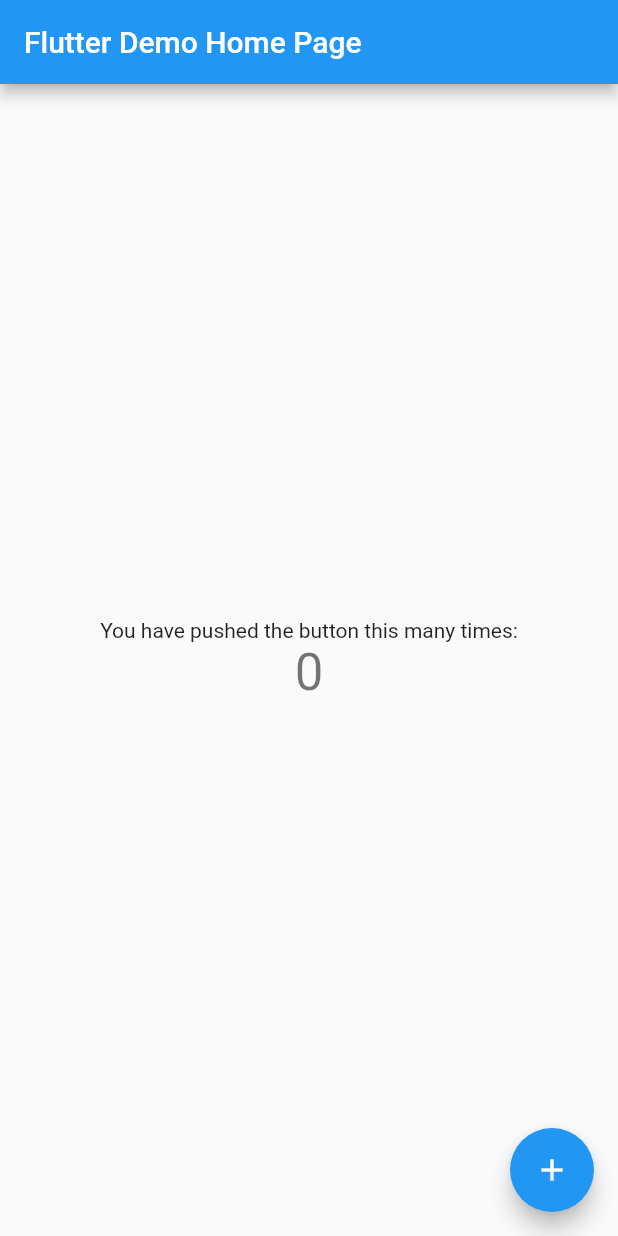
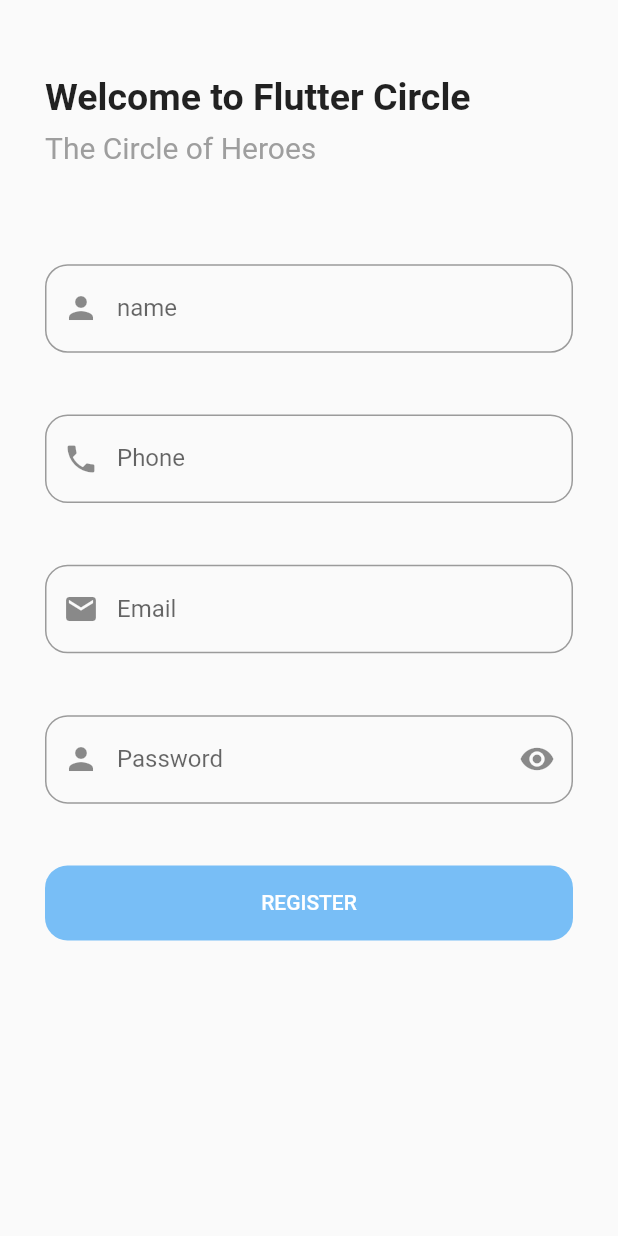
Before and after one commit to El-Helbawy-M/Flutter-Circle-App, a Flutter app: the screen it shows after launch, on a phone screen of 412 x 824 dp. Run offline on Flutter 3.47's test engine with Material 2 defaults, Android fonts, the phone set to English and light mode, and no system bars.

Commit message:
add signup screen

```diff
--- a/lib/layout/constants.dart
+++ b/lib/layout/constants.dart
@@ -0,0 +1,81 @@
+import 'package:flutter/material.dart';
+
+Widget defaultFormField({
+  required TextEditingController controller,
+  required TextInputType type,
+  ValueChanged? onSubmit,
+  ValueChanged? onChange,
+  GestureTapCallback? onTap,
+  bool isPassword = false,
+  required FormFieldValidator validate,
+  required String label,
+  required IconData prefix,
+  IconData? suffix,
+  VoidCallback? suffixPressed,
+  bool isClickable = true,
+}) =>
+    TextFormField(
+      controller: controller,
+      keyboardType: type,
+      obscureText: isPassword,
+      enabled: isClickable,
+      onFieldSubmitted: onSubmit,
+      onChanged: onChange,
+      onTap: onTap,
+      validator: validate,
+      decoration: InputDecoration(
+        labelText: label,
+        prefixIcon: Icon(
+          prefix,
+        ),
+        suffixIcon: suffix != null
+            ? IconButton(
+          onPressed: suffixPressed,
+          icon: Icon(
+            suffix,
+          ),
+        )
+            : null,
+        border: OutlineInputBorder(
+          borderRadius: BorderRadius.circular(15)
+        ),
+      ),
+    );
+
+Widget defaultButton({
+  double width = double.infinity,
+  Color background = Colors.blue,
+  bool isUpperCase = true,
+  double radius = 3.0,
+  required VoidCallback function,
+  required String text,
+}) =>
+    Container(
+      width: width,
+      height: 50.0,
+      decoration: BoxDecoration(
+        borderRadius: BorderRadius.circular(
+          15,
+        ),
+        color: background.withOpacity(.6),
+      ),
+      child: MaterialButton(
+        onPressed: function,
+        child: Text(
+          isUpperCase ? text.toUpperCase() : text,
+          style: const TextStyle(
+            color: Colors.white,
+          ),
+        ),
+      ),
+    );
+Widget defaultTextButton({
+  required VoidCallback function,
+  required String text,
+}) =>
+    TextButton(
+      onPressed: function,
+      child: Text(
+        text.toUpperCase(),
+      ),
+    );
--- a/lib/layout/screens/auth_screen.dart
+++ b/lib/layout/screens/auth_screen.dart
@@ -0,0 +1,109 @@
+import 'package:flutter/material.dart';
+import 'package:flutter_app_circle/layout/constants.dart';
+
+class SignUpScreen extends StatelessWidget {
+  const SignUpScreen({Key? key}) : super(key: key);
+
+  @override
+  Widget build(BuildContext context) {
+    var height = MediaQuery.of(context).size.height;
+    // var formKey = GlobalKey<FormState>();
+    final TextEditingController nameController = TextEditingController();
+    final TextEditingController phoneController = TextEditingController();
+    final TextEditingController emailController = TextEditingController();
+    final TextEditingController passwordController = TextEditingController();
+    return Scaffold(
+      body:Center(
+        child: Padding(
+          padding: const EdgeInsets.symmetric(horizontal: 30, vertical: 50),
+          child: ListView(
+            children: [
+              const Text(
+                'Welcome to Flutter Circle',
+                style: TextStyle(fontSize: 25, fontWeight: FontWeight.bold),
+              ),
+              SizedBox(
+                height: height * 0.01,
+              ),
+              const Text(
+                'The Circle of Heroes',
+                style: TextStyle(fontSize: 20, color: Colors.grey),
+              ),
+              SizedBox(
+                height: height * 0.08,
+              ),
+              //this function in constant file
+              defaultFormField(
+                  controller: nameController,
+                  type: TextInputType.name,
+                  validate: (value) {
+                    if (value.isEmpty) {
+                      return 'Name Not To Be Empty';
+                    }
+                    return null;
+                  },
+                  label: 'name',
+                  prefix: Icons.person),
+              SizedBox(
+                height: height * 0.05,
+              ),
+              defaultFormField(
+                  controller: phoneController,
+                  type: TextInputType.phone,
+                  validate: (value) {
+                    if (value.isEmpty) {
+                      return 'Phone Not To Be Empty';
+                    }
+                    return null;
+                  },
+                  label: 'Phone',
+                  prefix: Icons.phone),
+              SizedBox(
+                height: height * 0.05,
+              ),
+              defaultFormField(
+                  controller: emailController,
+                  type: TextInputType.emailAddress,
+                  validate: (value) {
+                    if (value.isEmpty) {
+                      return 'Email Not To Be Empty';
+                    }
+                    return null;
+                  },
+                  label: 'Email',
+                  prefix: Icons.email),
+              SizedBox(
+                height: height * 0.05,
+              ),
+              defaultFormField(
+                  controller: passwordController,
+                  type: TextInputType.text,
+                  validate: (value) {
+                    if (value.isEmpty) {
+                      return 'Password Not To Be Empty';
+                    }
+                    return null;
+                  },
+                  label: 'Password',
+                  prefix: Icons.person,
+                  isPassword: true,
+                  suffix: Icons.visibility,
+                  suffixPressed: () {}),
+              SizedBox(
+                height: height * 0.05,
+              ),
+
+              //this function in constant file
+
+              defaultButton(function: () {}, text: 'Register'),
+              SizedBox(
+                height: height * 0.05,
+              ),
+
+            ],
+          ),
+        ),
+      ),
+    );
+  }
+}
--- a/lib/main.dart
+++ b/lib/main.dart
@@ -1,4 +1,5 @@
 import 'package:flutter/material.dart';
+import 'package:flutter_app_circle/layout/screens/auth_screen.dart';
 
 void main() {
   runApp(const MyApp());
@@ -24,92 +25,7 @@
         // is not restarted.
         primarySwatch: Colors.blue,
       ),
-      home: const MyHomePage(title: 'Flutter Demo Home Page'),
+      home: const SignUpScreen(),
     );
   }
 }
-
-class MyHomePage extends StatefulWidget {
-  const MyHomePage({Key? key, required this.title}) : super(key: key);
-
-  // This widget is the home page of your application. It is stateful, meaning
-  // that it has a State object (defined below) that contains fields that affect
-  // how it looks.
-
-  // This class is the configuration for the state. It holds the values (in this
-  // case the title) provided by the parent (in this case the App widget) and
-  // used by the build method of the State. Fields in a Widget subclass are
-  // always marked "final".
-
-  final String title;
-
-  @override
-  State<MyHomePage> createState() => _MyHomePageState();
-}
-
-class _MyHomePageState extends State<MyHomePage> {
-  int _counter = 0;
-
-  void _incrementCounter() {
-    setState(() {
-      // This call to setState tells the Flutter framework that something has
-      // changed in this State, which causes it to rerun the build method below
-      // so that the display can reflect the updated values. If we changed
-      // _counter without calling setState(), then the build method would not be
-      // called again, and so nothing would appear to happen.
-      _counter++;
-    });
-  }
-
-  @override
-  Widget build(BuildContext context) {
-    // This method is rerun every time setState is called, for instance as done
-    // by the _incrementCounter method above.
-    //
-    // The Flutter framework has been optimized to make rerunning build methods
-    // fast, so that you can just rebuild anything that needs updating rather
-    // than having to individually change instances of widgets.
-    return Scaffold(
-      appBar: AppBar(
-        // Here we take the value from the MyHomePage object that was created by
-        // the App.build method, and use it to set our appbar title.
-        title: Text(widget.title),
-      ),
-      body: Center(
-        // Center is a layout widget. It takes a single child and positions it
-        // in the middle of the parent.
-        child: Column(
-          // Column is also a layout widget. It takes a list of children and
-          // arranges them vertically. By default, it sizes itself to fit its
-          // children horizontally, and tries to be as tall as its parent.
-          //
-          // Invoke "debug painting" (press "p" in the console, choose the
-          // "Toggle Debug Paint" action from the Flutter Inspector in Android
-          // Studio, or the "Toggle Debug Paint" command in Visual Studio Code)
-          // to see the wireframe for each widget.
-          //
-          // Column has various properties to control how it sizes itself and
-          // how it positions its children. Here we use mainAxisAlignment to
-          // center the children vertically; the main axis here is the vertical
-          // axis because Columns are vertical (the cross axis would be
-          // horizontal).
-          mainAxisAlignment: MainAxisAlignment.center,
-          children: <Widget>[
-            const Text(
-              'You have pushed the button this many times:',
-            ),
-            Text(
-              '$_counter',
-              style: Theme.of(context).textTheme.headline4,
-            ),
-          ],
-        ),
-      ),
-      floatingActionButton: FloatingActionButton(
-        onPressed: _incrementCounter,
-        tooltip: 'Increment',
-        child: const Icon(Icons.add),
-      ), // This trailing comma makes auto-formatting nicer for build methods.
-    );
-  }
-}
```
